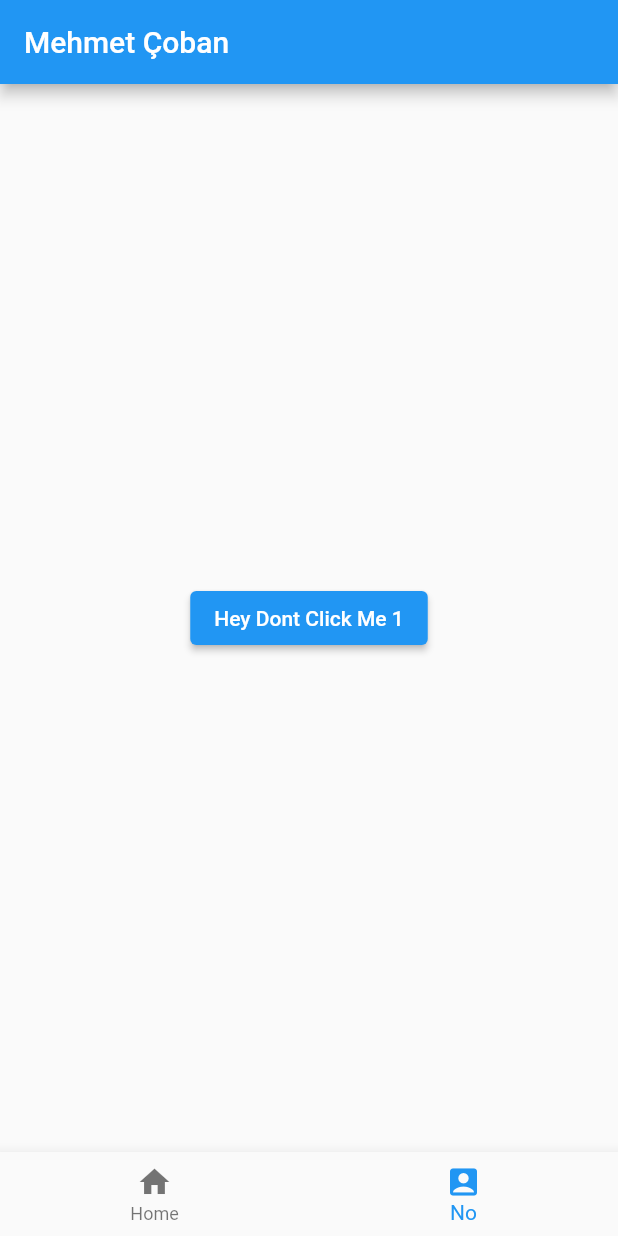
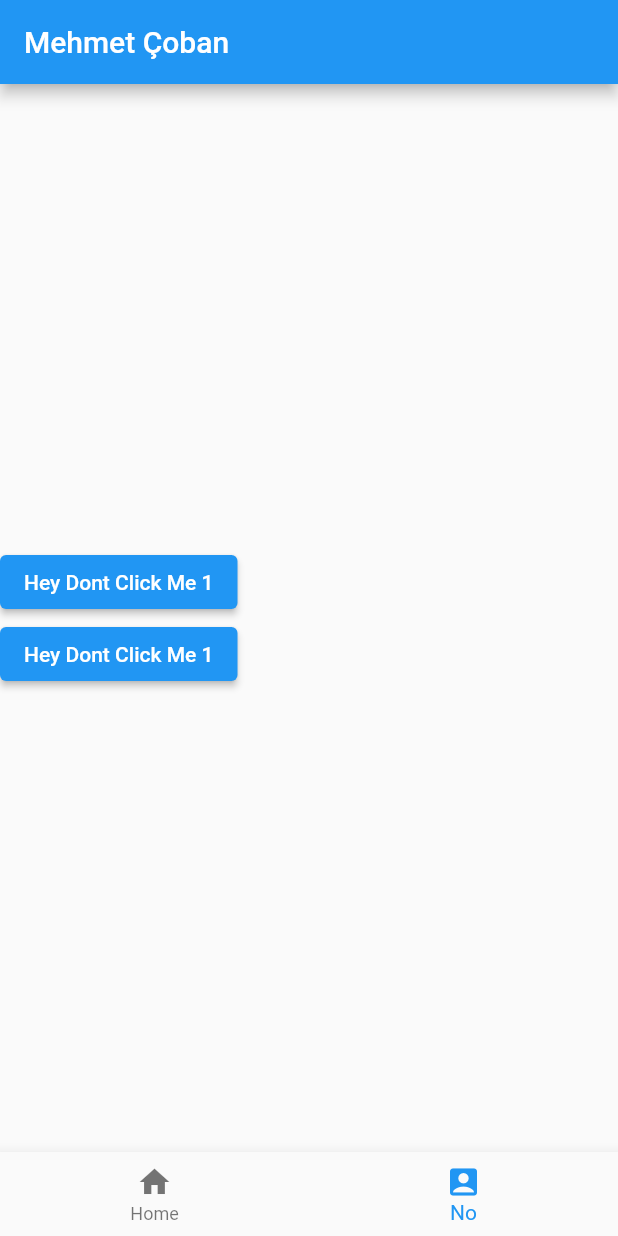
Before and after one commit to MehmetUzel/FlutterLearning, a Flutter app: the screen it shows after launch, after a tap on an icon or button, on a phone screen of 412 x 824 dp. Run offline on Flutter 3.47's test engine with Material 2 defaults, Android fonts, the light colour scheme and no system bars.

Commit message:
Sizing Box

```diff
--- a/flutter_learn/lib/main.dart
+++ b/flutter_learn/lib/main.dart
@@ -1,7 +1,7 @@
 import 'package:flutter/material.dart';
 
 void main() {
-  runApp( MyApp());
+  runApp(MyApp());
 }
 
 class MyApp extends StatefulWidget {
@@ -23,13 +23,30 @@ class _MyAppState extends State<MyApp> {
           title: const Text('Mehmet Çoban'),
         ),
         body: Center(
-          child: ElevatedButton(
-            onPressed: () {
-              setState(() {
-                num++;
-              });
-            },
-            child: Text('Hey Dont Click Me '+num.toString()),
+          child: SizedBox(
+            width: double.infinity,
+            child: Column(
+              mainAxisAlignment: MainAxisAlignment.center,
+              crossAxisAlignment: CrossAxisAlignment.start,
+              children: [
+                ElevatedButton(
+                  onPressed: () {
+                    setState(() {
+                      num++;
+                    });
+                  },
+                  child: Text('Hey Dont Click Me ' + num.toString()),
+                ),
+                ElevatedButton(
+                  onPressed: () {
+                    setState(() {
+                      num++;
+                    });
+                  },
+                  child: Text('Hey Dont Click Me ' + num.toString()),
+                ),
+              ],
+            ),
           ),
         ),
         bottomNavigationBar: BottomNavigationBar(
@@ -44,12 +61,11 @@ class _MyAppState extends State<MyApp> {
             )
           ],
           currentIndex: indexnum,
-          onTap: (int index){
+          onTap: (int index) {
             setState(() {
-              if (indexnum == 0){
+              if (indexnum == 0) {
                 indexnum = 1;
-              }
-              else{
+              } else {
                 indexnum = 0;
               }
             });
```
